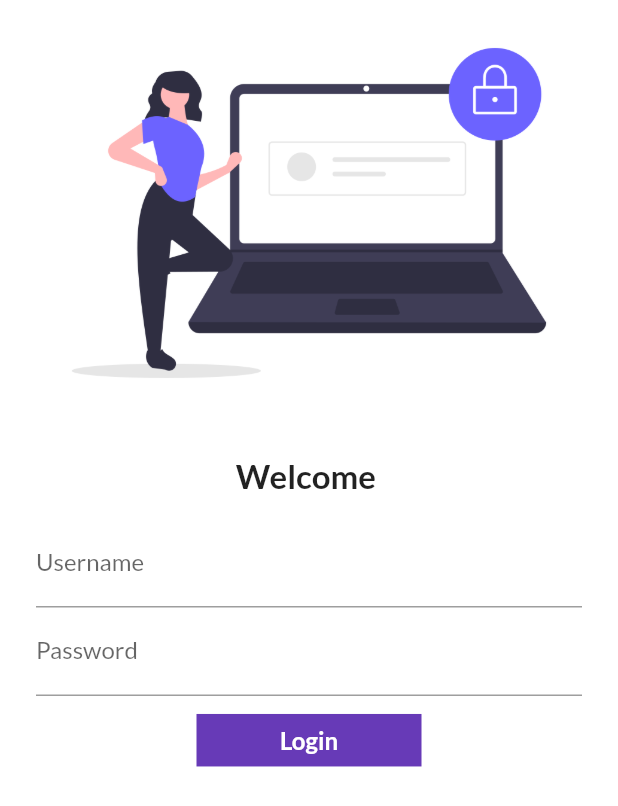
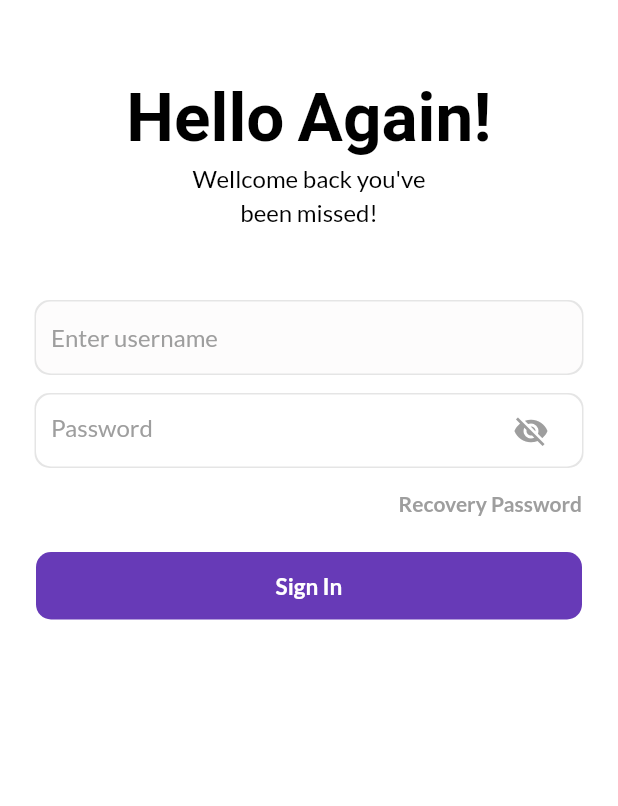
Before and after one commit to Chaitanya-087/30daysofFlutter, a Flutter app: the screen it shows after launch, on a phone screen of 412 x 824 dp. Shown: the top 806 px of the screen. Run offline on Flutter 3.47's test engine with Material 2 defaults, Android fonts, the phone set to English and light mode, and no system bars; our stand-ins replace google_fonts; Roboto replaces fonts that are missing (Cookie).

Commit message:
day 6 completed

```diff
--- a/lib/main.dart
+++ b/lib/main.dart
@@ -1,7 +1,7 @@
 import 'package:flutter/material.dart';
 import 'package:flutter_catalog/utils/routes.dart';
 import 'package:google_fonts/google_fonts.dart';
-import 'pages/login_page.dart';
+import 'pages/login_page2.dart';
 import 'pages/home_page.dart';
 
 void main() {
--- a/lib/pages/login_page.dart
+++ b/lib/pages/login_page.dart
@@ -47,31 +47,37 @@ class _LoginPageState extends State<LoginPage> {
                         hintText: 'Enter password', labelText: 'Password'),
                   ),
                   const SizedBox(height: 12.0),
-                  InkWell(
+                  Material(
+                    color: Colors.deepPurple,
+                    borderRadius: BorderRadius.circular(isChanged ? 50 : 4),
+                    child: InkWell(
                       onTap: () async {
                         setState(() {
                           isChanged = true;
                         });
-                      await Future.delayed(const Duration(seconds: 1), () {
-                        Navigator.pushNamed(context, MyRoutes.homeRoute);
+                        await Future.delayed(const Duration(seconds: 1));
+                        await Navigator.pushNamed(context, MyRoutes.homeRoute);
+                        setState(() {
+                          isChanged = false;
                         });
                       },
-                    splashColor: Theme.of(context).primaryColorLight,
+                      splashColor: Colors.white.withOpacity(0.2),
                       child: AnimatedContainer(
                         duration: const Duration(seconds: 1),
-                      width: 150,
+                        width: isChanged ? 50 : 150,
                         height: 35,
-                      decoration: BoxDecoration(
-                        shape: isChanged ? BoxShape.circle : BoxShape.rectangle,
-                        color: Theme.of(context).primaryColor,
-                        // borderRadius: BorderRadius.circular(5)
-                      ),
                         alignment: Alignment.center,
-                      child: const Text('Login',
+                        child: isChanged
+                            ? const Icon(
+                                Icons.done,
+                                color: Colors.white,
+                              )
+                            : const Text('Login',
                                 style: TextStyle(
                                     color: Colors.white,
                                     fontSize: 16,
                                     fontWeight: FontWeight.bold)),
+                      ),
                     ),
                   )
                   // ElevatedButton(
--- /dev/null
+++ b/lib/pages/login_page2.dart
@@ -0,0 +1,145 @@
+import 'package:flutter/material.dart';
+import 'package:google_fonts/google_fonts.dart';
+
+class LoginPage extends StatefulWidget {
+  const LoginPage({super.key});
+
+  @override
+  State<LoginPage> createState() => _LoginPageState();
+}
+
+class _LoginPageState extends State<LoginPage> {
+  bool showPwd = false;
+  @override
+  Widget build(BuildContext context) {
+    return Material(
+      color: Colors.white,
+      child: SingleChildScrollView(
+        child: Padding(
+          padding: const EdgeInsets.fromLTRB(24, 50, 24, 16),
+          child: Column(
+              crossAxisAlignment: CrossAxisAlignment.stretch,
+              children: <Widget>[
+                Column(
+                    mainAxisAlignment: MainAxisAlignment.center,
+                    children: <Widget>[
+                      Text(
+                        'Hello Again!',
+                        style: TextStyle(
+                            fontFamily: GoogleFonts.cookie().fontFamily,
+                            color: Colors.black,
+                            fontSize: 45,
+                            fontWeight: FontWeight.bold),
+                      ),
+                      const SizedBox(height: 4),
+                      const Text(
+                        'Wellcome back you\'ve',
+                        style: TextStyle(color: Colors.black, fontSize: 16),
+                      ),
+                      const SizedBox(height: 4),
+                      const Text(
+                        'been missed!',
+                        style: TextStyle(color: Colors.black, fontSize: 16),
+                      )
+                    ]),
+                const SizedBox(height: 50.0),
+                Container(
+                  // color: Colors.white,
+                  decoration: BoxDecoration(
+                      color: Color.fromARGB(255, 253, 252, 252),
+                      borderRadius: BorderRadius.circular(10),
+                      boxShadow: <BoxShadow>[
+                        BoxShadow(
+                          offset: Offset.zero,
+                          color: Colors.black.withOpacity(0.1),
+                          spreadRadius: 1,
+                        )
+                      ]),
+                  child: Padding(
+                    padding: const EdgeInsets.symmetric(horizontal: 10.0),
+                    child: TextFormField(
+                      keyboardType: TextInputType.emailAddress,
+                      decoration: const InputDecoration(
+                          border: InputBorder.none,
+                          hintText: 'Enter username',
+                          hintStyle: TextStyle(color: Colors.grey)),
+                    ),
+                  ),
+                ),
+                const SizedBox(
+                  height: 14.0,
+                ),
+                Container(
+                  decoration: BoxDecoration(
+                    color: Colors.white,
+                    borderRadius: BorderRadius.circular(10),
+                    boxShadow: <BoxShadow>[
+                      BoxShadow(
+                        offset: Offset.zero,
+                        color: Colors.black.withOpacity(0.1),
+                        spreadRadius: 1,
+                      )
+                    ],
+                  ),
+                  child: Padding(
+                    padding: const EdgeInsets.symmetric(horizontal: 10.0),
+                    child: TextFormField(
+                      obscureText: !showPwd,
+                      keyboardType: TextInputType.emailAddress,
+                      decoration: InputDecoration(
+                          suffixIcon: GestureDetector(
+                            onTap: () {
+                              setState(() {
+                                showPwd = !showPwd;
+                              });
+                            },
+                            child: showPwd
+                                ? const Icon(
+                                    Icons.visibility,
+                                    color: Colors.grey,
+                                  )
+                                : const Icon(Icons.visibility_off,
+                                    color: Colors.grey),
+                          ),
+                          border: InputBorder.none,
+                          hintText: 'Password',
+                          hintStyle: TextStyle(color: Colors.grey)),
+                    ),
+                  ),
+                ),
+                Padding(
+                  padding: const EdgeInsets.only(top: 16, bottom: 24),
+                  child: Container(
+                    alignment: Alignment.centerRight,
+                    child: const Text(
+                      'Recovery Password',
+                      style: TextStyle(
+                          color: Colors.grey, fontWeight: FontWeight.w700),
+                    ),
+                  ),
+                ),
+                Material(
+                  color: Colors.deepPurple,
+                  borderRadius: BorderRadius.circular(10),
+                  child: InkWell(
+                    onTap: () {},
+                    borderRadius: BorderRadius.circular(10),
+                    child: Container(
+                      height: 45.0,
+                      alignment: Alignment.center,
+                      child: const Text(
+                        'Sign In',
+                        style: TextStyle(
+                            color: Colors.white,
+                            fontWeight: FontWeight.bold,
+                            fontSize: 15),
+                      ),
+                    ),
+                  ),
+                ),
+              ]),
+        ),
+      ),
+    );
+  }
+}
```
Lines whose indentation alone changed are shown as unchanged.
